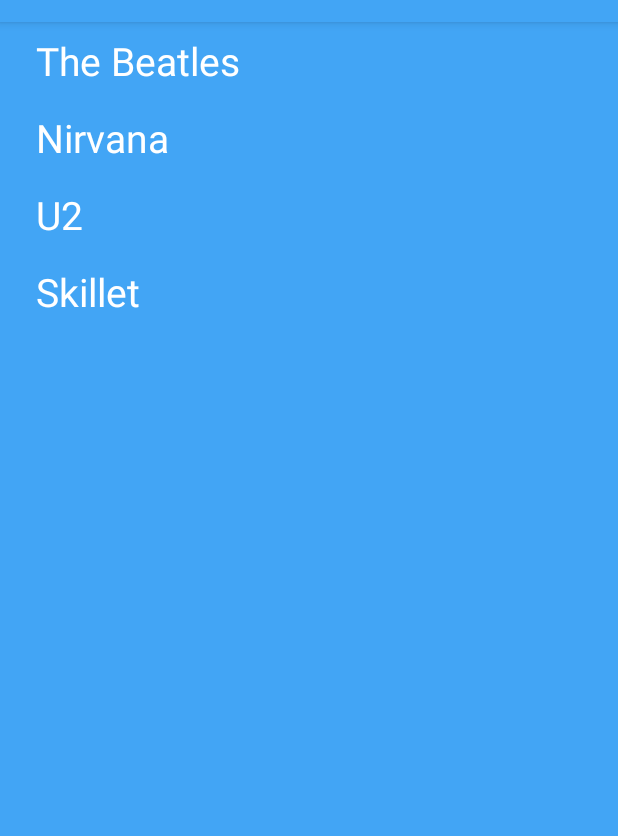
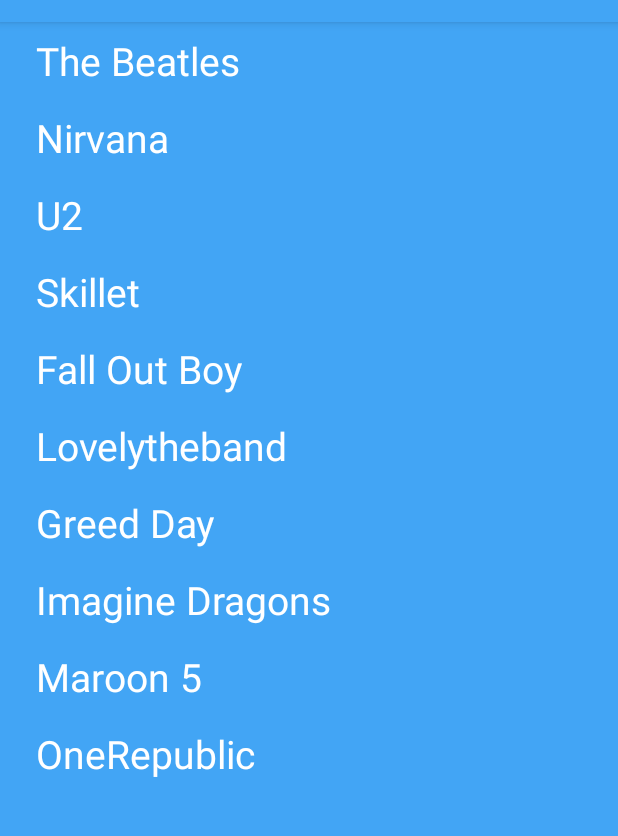
Before and after one commit to LDickman/TheBandDatabase, an Android app: the screen it shows after launch (MainActivity), on a phone screen of 412 x 824 dp, the part 62-898 px from its top. Run offline under Robolectric (Android 15) with nearby library versions, the phone set to English and light mode, and no system bars; our stand-ins replace navigation-ui.

Commit message:
Added more different bands

```diff
--- a/app/src/main/res/values/strings.xml
+++ b/app/src/main/res/values/strings.xml
@@ -7,6 +7,12 @@
         <item>Nirvana</item>
         <item>U2</item>
         <item>Skillet</item>
+        <item>Fall Out Boy</item>
+        <item>Lovelytheband</item>
+        <item>Greed Day</item>
+        <item>Imagine Dragons</item>
+        <item>Maroon 5</item>
+        <item>OneRepublic</item>
     </string-array>
 
     <string-array name="descriptions">
@@ -14,5 +20,11 @@
         <item>An American rock band that formed in Washington in 1987.</item>
         <item>An Irish rock band from Dublin that formed in 1976.</item>
         <item>Skillet is an American Christian rock band formed in Memphis, Tennessee, in 1996.</item>
+        <item>Fall Out Boy is an American rock band formed in Wilmette, Illinois, a suburb of Chicago, in 2001.</item>
+        <item>Lovelytheband is an American indie pop band that formed in 2016 in Los Angeles, California, United States. </item>
+        <item>Green Day is an American rock band formed in the East Bay of California in 1987 by lead vocalist and guitarist Billie Joe Armstrong and bassist and backing vocalist Mike Dirnt.</item>
+        <item>Imagine Dragons is an American pop rock band from Las Vegas, Nevada.</item>
+        <item>Maroon 5 is an American pop rock band from Los Angeles, California.</item>
+        <item>OneRepublic is an American pop rock band formed in Colorado Springs, Colorado, in 2002.</item>
     </string-array>
 </resources>
```
